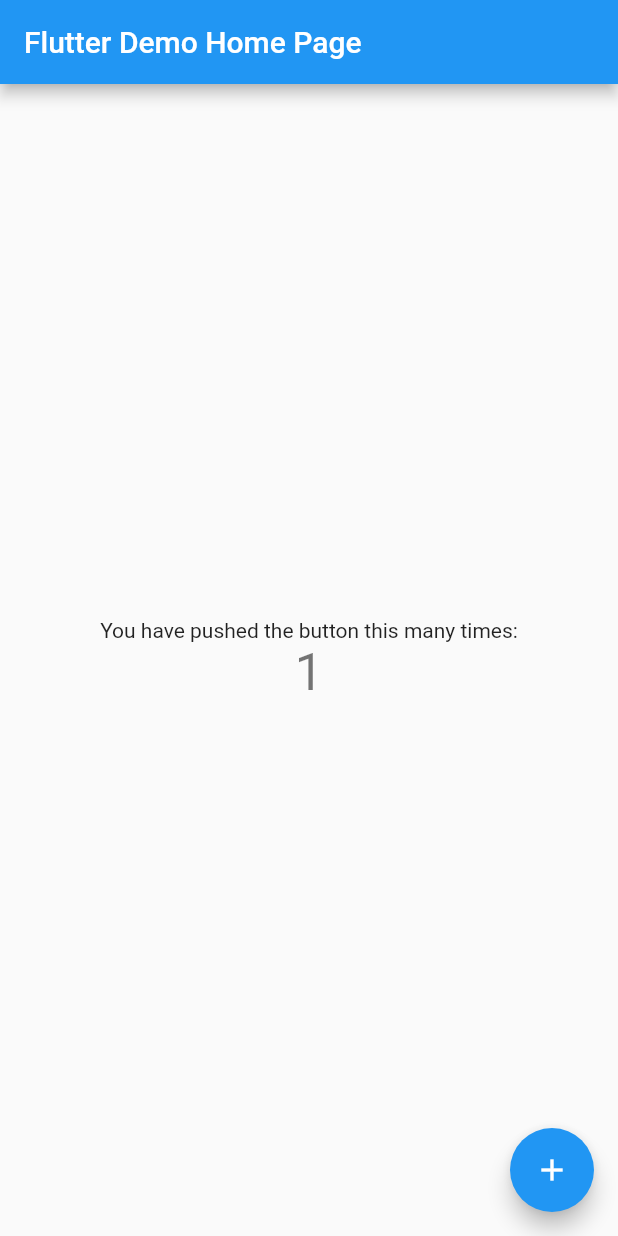
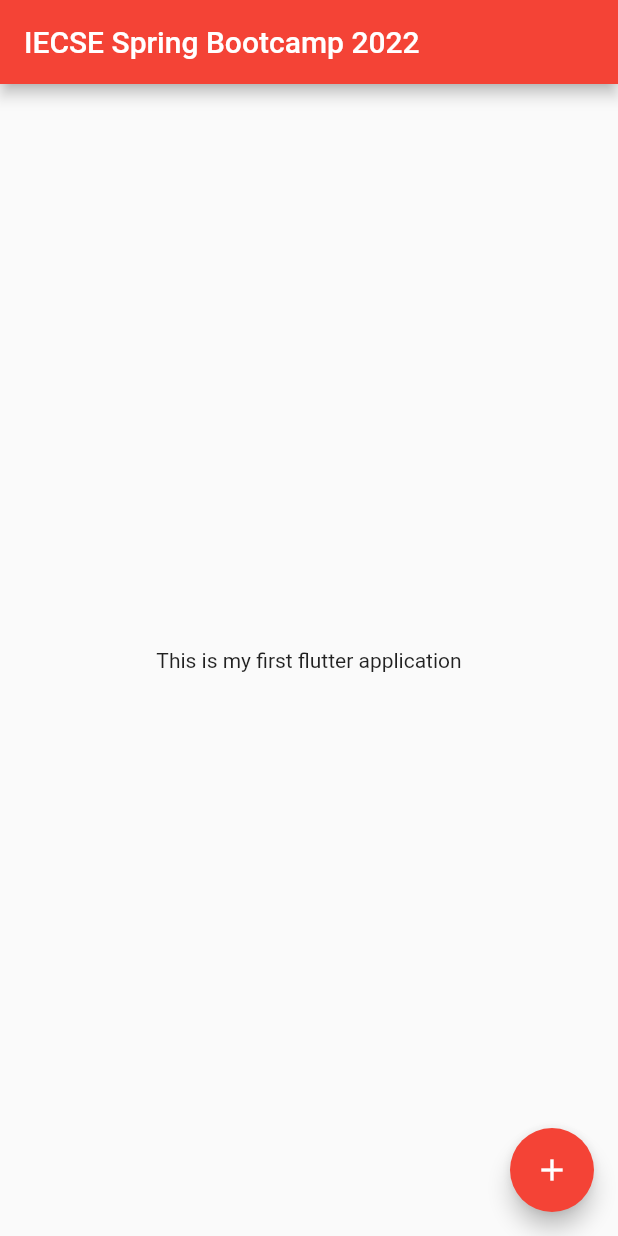
Before and after one commit to divyanshkul/IECSE-AppDev-Spring-2022, a Flutter app: the screen it shows after launch, after a tap on the "add" icon, on a phone screen of 412 x 824 dp. Run offline on Flutter 3.47's test engine with Material 2 defaults, Android fonts, the phone set to English and light mode, and no system bars.

Commit message:
Will start week 1 task soon 😭

```diff
--- a/Week0/lib/main.dart
+++ b/Week0/lib/main.dart
@@ -22,9 +22,8 @@ class MyApp extends StatelessWidget {
           // or simply save your changes to "hot reload" in a Flutter IDE).
           // Notice that the counter didn't reset back to zero; the application
           // is not restarted.
-        primarySwatch: Colors.blue,
-      ),
-      home: const MyHomePage(title: 'Flutter Demo Home Page'),
+          primarySwatch: Colors.red),
+      home: const MyHomePage(title: 'IECSE Spring Bootcamp 2022'),
     );
   }
 }
@@ -48,19 +47,6 @@ class MyHomePage extends StatefulWidget {
 }
 
 class _MyHomePageState extends State<MyHomePage> {
-  int _counter = 0;
-
-  void _incrementCounter() {
-    setState(() {
-      // This call to setState tells the Flutter framework that something has
-      // changed in this State, which causes it to rerun the build method below
-      // so that the display can reflect the updated values. If we changed
-      // _counter without calling setState(), then the build method would not be
-      // called again, and so nothing would appear to happen.
-      _counter++;
-    });
-  }
-
   @override
   Widget build(BuildContext context) {
     // This method is rerun every time setState is called, for instance as done
@@ -95,21 +81,18 @@ class _MyHomePageState extends State<MyHomePage> {
           // horizontal).
           mainAxisAlignment: MainAxisAlignment.center,
           children: <Widget>[
+            // <Widget> can be removed as its inferred
             const Text(
-              'You have pushed the button this many times:',
-            ),
-            Text(
-              '$_counter',
-              style: Theme.of(context).textTheme.headline4,
+              'This is my first flutter application',
             ),
           ],
         ),
       ),
       floatingActionButton: FloatingActionButton(
-        onPressed: _incrementCounter,
-        tooltip: 'Increment',
         child: const Icon(Icons.add),
-      ), // This trailing comma makes auto-formatting nicer for build methods.
+        onPressed: () {},
+      ),
+      // This trailing comma makes auto-formatting nicer for build methods.
     );
   }
 }
```
Also changed, not shown: 1 other file. Lines whose indentation alone changed are shown as unchanged.
